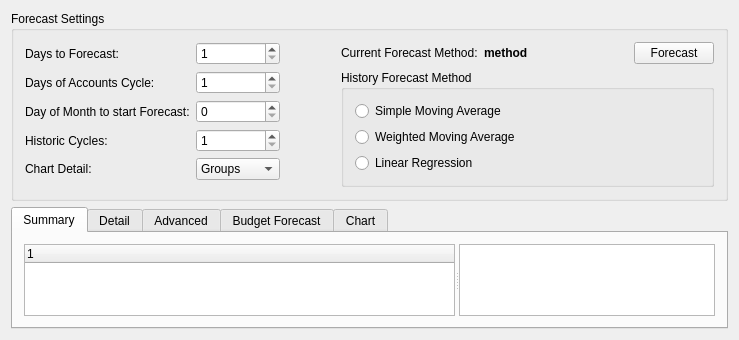
First picture: the form in kmymoney/views/kforecastviewdecl.ui, repository KDE/kmymoney, before the edit.
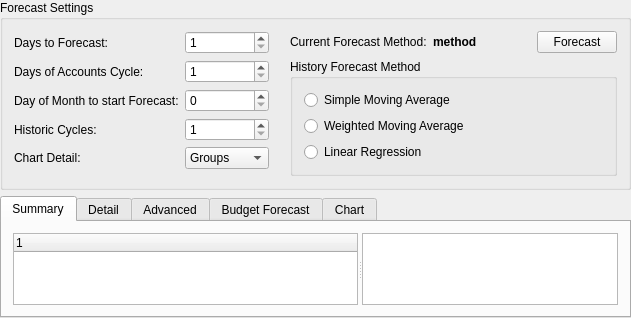
Second picture: the form after the edit. Custom widgets are drawn as their Qt base class.

Commit message: BUG: 258460 Reduce the application's minimum horizontal size. This does not completely remove the minimum horizontal size it just makes it smaller. The minimum horizontal size is determined by the widest view which is 'Forecast' so in the 'List' view mode that minimum size is 1008 (using the Romanian translation). That is enough even to fit into a netbook's 1024x600 resolution.

Diff of the .ui file:
```diff
--- a/kmymoney/views/kforecastviewdecl.ui
+++ b/kmymoney/views/kforecastviewdecl.ui
@@ -6,11 +6,14 @@
    <rect>
     <x>0</x>
     <y>0</y>
-    <width>739</width>
-    <height>294</height>
+    <width>631</width>
+    <height>286</height>
    </rect>
   </property>
   <layout class="QVBoxLayout" name="verticalLayout">
+   <property name="margin">
+    <number>0</number>
+   </property>
    <item>
     <widget class="QGroupBox" name="groupBox3">
      <property name="title">
@@ -244,7 +247,7 @@
              <enum>Qt::Horizontal</enum>
             </property>
             <property name="sizeType">
-             <enum>QSizePolicy::Minimum</enum>
+             <enum>QSizePolicy::Preferred</enum>
             </property>
             <property name="sizeHint" stdset="0">
              <size>
```
